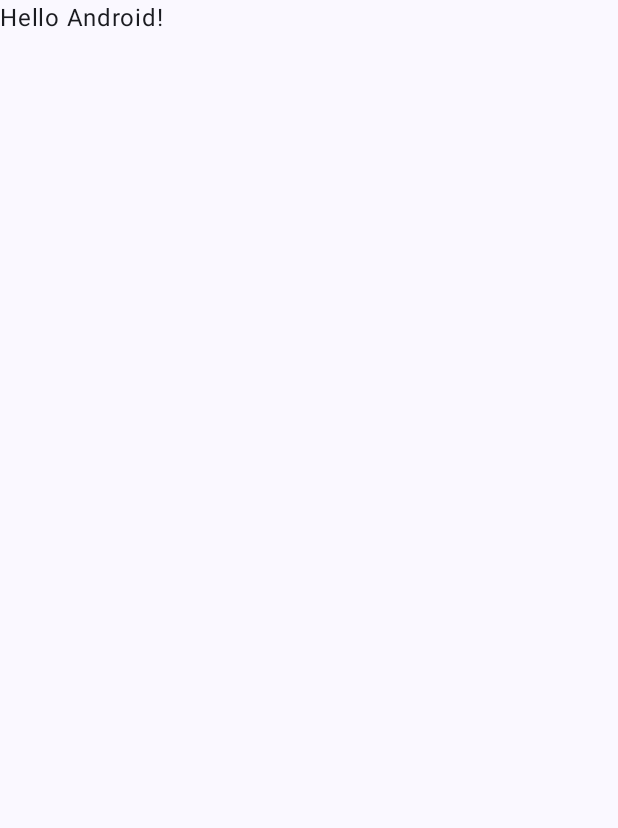
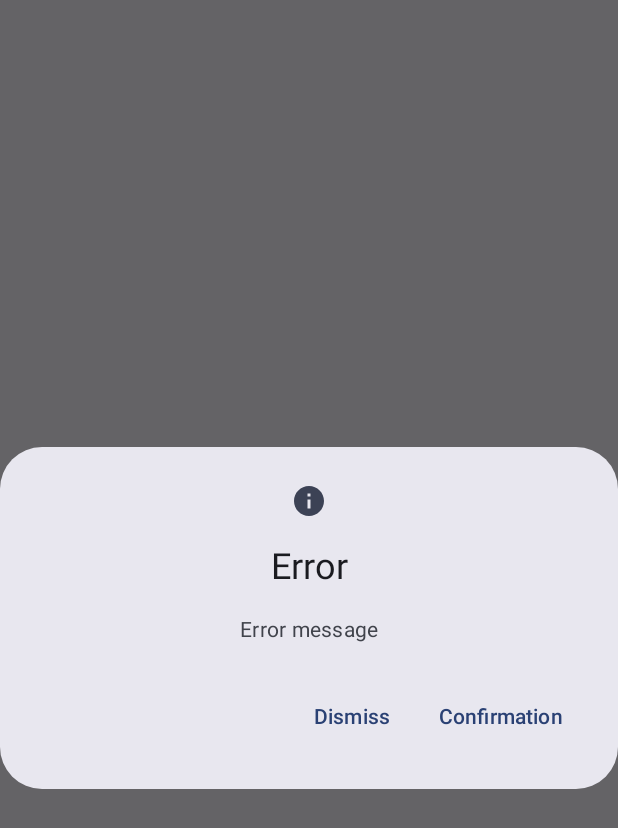
Before and after one commit to rksinghj4/android-jetpack, an Android app built with Jetpack Compose: the screen it shows after launch (MainActivity), on a phone screen of 412 x 824 dp. Before the commit the part shown is almost empty. Shown: the top 828 px of the screen. Run offline under Robolectric (Android 15) with nearby library versions, the phone set to English and light mode, and no system bars; our stand-ins replace Dagger/Hilt's generated code.

Commit message:
Add Loading and Error screen

```diff
--- a/Learn-Kotlin-Flow/app/build.gradle.kts
+++ b/Learn-Kotlin-Flow/app/build.gradle.kts
@@ -61,6 +61,8 @@ dependencies {
     implementation("androidx.compose.ui:ui-graphics")
     implementation("androidx.compose.ui:ui-tooling-preview")
     implementation("androidx.compose.material3:material3")
+    implementation("androidx.appcompat:appcompat:1.7.0")
+    implementation("com.google.android.material:material:1.12.0")
 
     // Add Hilt's plugin
     val hiltVersion = "2.51"  // use the latest version
--- a/Learn-Kotlin-Flow/app/src/main/AndroidManifest.xml
+++ b/Learn-Kotlin-Flow/app/src/main/AndroidManifest.xml
@@ -13,6 +13,9 @@
         android:theme="@style/Theme.LearnKotlinFlow"
         tools:targetApi="31">
         <activity
+            android:name=".view.retrofit.SingleNetworkCallActivity"
+            android:exported="false" />
+        <activity
             android:name=".view.MainActivity"
             android:exported="true"
             android:label="@string/app_name"
--- a/Learn-Kotlin-Flow/app/src/main/java/com/kotlinflow/view/MainActivity.kt
+++ b/Learn-Kotlin-Flow/app/src/main/java/com/kotlinflow/view/MainActivity.kt
@@ -3,16 +3,25 @@ package com.kotlinflow.view
 import android.os.Bundle
 import androidx.activity.ComponentActivity
 import androidx.activity.compose.setContent
+import androidx.activity.viewModels
 import androidx.compose.foundation.layout.fillMaxSize
+import androidx.compose.material.icons.Icons
+import androidx.compose.material.icons.filled.Info
 import androidx.compose.material3.MaterialTheme
 import androidx.compose.material3.Surface
-import androidx.compose.material3.Text
 import androidx.compose.runtime.Composable
+import androidx.compose.runtime.collectAsState
+import androidx.compose.runtime.getValue
 import androidx.compose.ui.Modifier
 import androidx.compose.ui.tooling.preview.Preview
 import com.kotlinflow.ui.theme.LearnKotlinFlowTheme
+import com.kotlinflow.view.common.ErrorScreen
+import com.kotlinflow.view.common.LoadingScreen
 
 class MainActivity : ComponentActivity() {
+
+    private val viewModel by viewModels<MainViewModel>()
+
     override fun onCreate(savedInstanceState: Bundle?) {
         super.onCreate(savedInstanceState)
         setContent {
@@ -22,25 +31,51 @@ class MainActivity : ComponentActivity() {
                     modifier = Modifier.fillMaxSize(),
                     color = MaterialTheme.colorScheme.background
                 ) {
-                    Greeting("Android")
-                }
+                    Screen()
                 }
             }
         }
     }
 
     @Composable
-fun Greeting(name: String, modifier: Modifier = Modifier) {
-    Text(
-        text = "Hello $name!",
-        modifier = modifier
+    fun Screen() {
+        val showLoadingIndicator by viewModel.showLoadingIndicatorStateFlow.collectAsState()
+        val errorSharedState by viewModel.errorSharedFlow.collectAsState(initial = true)
+
+        when {
+            showLoadingIndicator -> {
+                LoadingScreen()
+            }
+
+            errorSharedState -> {
+                ErrorScreen(
+                    icon = Icons.Default.Info,
+                    title = "Error",
+                    errorDis = "Error message",
+                    onDismissRequest = {
+                        viewModel.dismissErrorDialog()
+                    },
+                    onConfirmation = {
+                        viewModel.dismissErrorDialog()
+                    }
                 )
+            }
+
+            else -> {
+                MainScreen(
+                    onSingleNetworkClick = {
+
+                    }
+                )
+            }
+        }
     }
 
     @Preview(showBackground = true)
     @Composable
     fun GreetingPreview() {
         LearnKotlinFlowTheme {
-        Greeting("Android")
+            MainScreen()
         }
     }
+}
--- /dev/null
+++ b/Learn-Kotlin-Flow/app/src/main/java/com/kotlinflow/view/MainViewModel.kt
@@ -0,0 +1,27 @@
+package com.kotlinflow.view
+
+import androidx.lifecycle.ViewModel
+import androidx.lifecycle.viewModelScope
+import dagger.hilt.android.lifecycle.HiltViewModel
+import kotlinx.coroutines.flow.MutableSharedFlow
+import kotlinx.coroutines.flow.MutableStateFlow
+import kotlinx.coroutines.flow.asSharedFlow
+import kotlinx.coroutines.flow.asStateFlow
+import kotlinx.coroutines.launch
+import javax.inject.Inject
+
+class MainViewModel : ViewModel() {
+
+    private val _showLoadingIndicatorStateFlow = MutableStateFlow(false)
+    internal val showLoadingIndicatorStateFlow = _showLoadingIndicatorStateFlow.asStateFlow()
+
+    private val _errorSharedFlow = MutableSharedFlow<Boolean>()
+    val errorSharedFlow = _errorSharedFlow.asSharedFlow()
+
+    fun dismissErrorDialog() {
+        viewModelScope.launch {
+            _errorSharedFlow.emit(false)
+        }
+    }
+
+}
--- /dev/null
+++ b/Learn-Kotlin-Flow/app/src/main/java/com/kotlinflow/view/common/LoadingAndError.kt
@@ -0,0 +1,68 @@
+package com.kotlinflow.view.common
+
+import androidx.compose.foundation.layout.Box
+import androidx.compose.foundation.layout.fillMaxSize
+import androidx.compose.foundation.layout.fillMaxWidth
+import androidx.compose.foundation.layout.width
+import androidx.compose.foundation.layout.wrapContentSize
+import androidx.compose.material3.AlertDialog
+import androidx.compose.material3.CircularProgressIndicator
+import androidx.compose.material3.Icon
+import androidx.compose.material3.MaterialTheme
+import androidx.compose.material3.Text
+import androidx.compose.material3.TextButton
+import androidx.compose.runtime.Composable
+import androidx.compose.ui.Alignment
+import androidx.compose.ui.Modifier
+import androidx.compose.ui.graphics.vector.ImageVector
+import androidx.compose.ui.text.style.TextAlign
+import androidx.compose.ui.unit.dp
+
+@Composable
+fun LoadingScreen() {
+    Box(
+        modifier = Modifier
+            .fillMaxSize()
+            .wrapContentSize(Alignment.Center)
+    ) {
+        CircularProgressIndicator(
+            modifier = Modifier.width(64.dp),
+            color = MaterialTheme.colorScheme.onSecondary,
+            trackColor = MaterialTheme.colorScheme.onSecondaryContainer
+        )
+    }
+}
+
+@Composable
+fun ErrorScreen(
+    icon: ImageVector,
+    title: String,
+    errorDis: String,
+    onDismissRequest: () -> Unit,
+    onConfirmation: () -> Unit
+) {
+    AlertDialog(
+        icon = {
+            Icon(imageVector = icon, contentDescription = "Error icon")
+        },
+        title = {
+            Text(text = title)
+        },
+        text = {
+            Text(modifier = Modifier.fillMaxWidth(), textAlign = TextAlign.Center, text = errorDis)
+        },
+        onDismissRequest = { onDismissRequest() },
+        confirmButton = {
+            TextButton(onClick = {
+                onConfirmation()
+            }) {
+                Text(text = "Confirmation")
+            }
+        },
+        dismissButton = {
+            TextButton(onClick = { onDismissRequest.invoke() }) {
+                Text(text = "Dismiss")
+            }
+        }
+    )
+}
```
Also changed, not shown: Learn-Kotlin-Flow/app/src/main/java/FlowLearningApplication.kt (added, +10 -0 lines), Learn-Kotlin-Flow/app/src/main/java/com/kotlinflow/models/Data.kt (+8 -0 lines), Learn-Kotlin-Flow/app/src/main/java/com/kotlinflow/view/MainScreen.kt (added, +74 -0 lines), Learn-Kotlin-Flow/app/src/main/java/com/kotlinflow/view/retrofit/SingleNetworkCallActivity.kt (added, +35 -0 lines), Learn-Kotlin-Flow/app/src/main/java/com/kotlinflow/webservice/RetrofitBuilder.kt (line endings or trailing spaces). Lines whose indentation alone changed are shown as unchanged.
